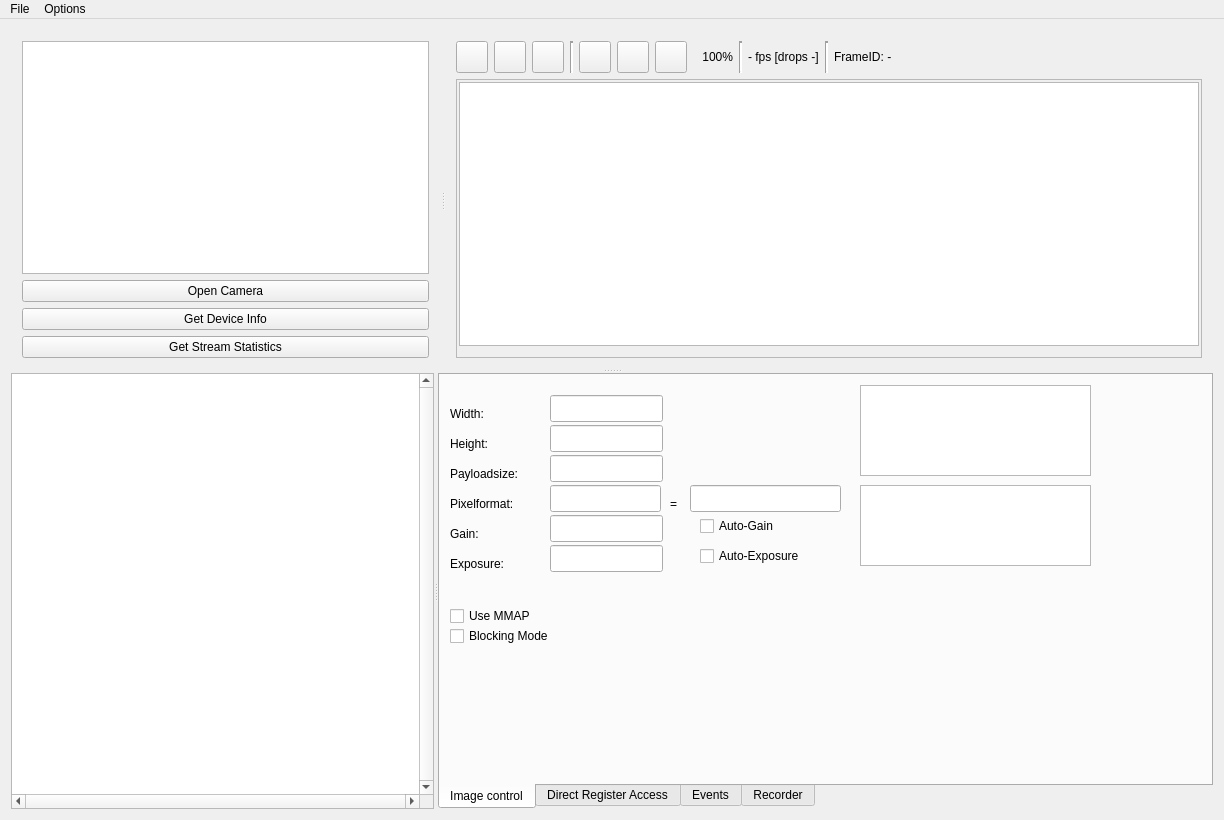
Above: Source/res/v4l2test.ui from alliedvision/V4L2Viewer before the change. Below: the same form after it.
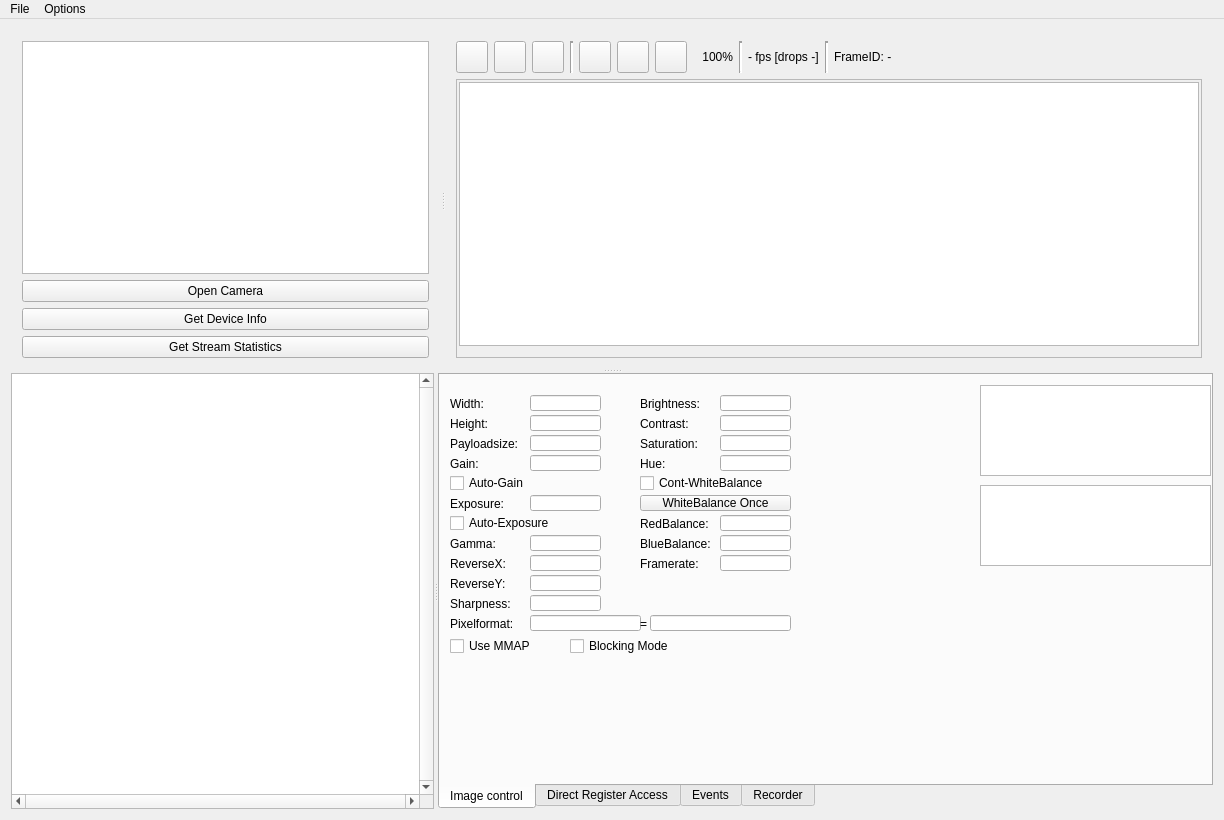
That is the form after the change. Icons and pictures are not drawn.

Diff of the .ui file:
```diff
--- a/Source/res/v4l2test.ui
+++ b/Source/res/v4l2test.ui
@@ -496,20 +496,20 @@
          <widget class="QLineEdit" name="m_edWidth">
           <property name="geometry">
            <rect>
-            <x>110</x>
+            <x>90</x>
             <y>20</y>
-            <width>113</width>
-            <height>27</height>
+            <width>71</width>
+            <height>16</height>
            </rect>
           </property>
          </widget>
          <widget class="QLineEdit" name="m_edHeight">
           <property name="geometry">
            <rect>
-            <x>110</x>
-            <y>50</y>
-            <width>113</width>
-            <height>27</height>
+            <x>90</x>
+            <y>40</y>
+            <width>71</width>
+            <height>16</height>
            </rect>
           </property>
          </widget>
@@ -517,7 +517,7 @@
           <property name="geometry">
            <rect>
             <x>10</x>
-            <y>30</y>
+            <y>20</y>
             <width>66</width>
             <height>17</height>
            </rect>
@@ -530,7 +530,7 @@
           <property name="geometry">
            <rect>
             <x>10</x>
-            <y>60</y>
+            <y>40</y>
             <width>66</width>
             <height>17</height>
            </rect>
@@ -543,8 +543,8 @@
           <property name="geometry">
            <rect>
             <x>10</x>
-            <y>90</y>
-            <width>91</width>
+            <y>60</y>
+            <width>81</width>
             <height>17</height>
            </rect>
           </property>
@@ -558,10 +558,10 @@
           </property>
           <property name="geometry">
            <rect>
-            <x>110</x>
-            <y>80</y>
-            <width>113</width>
-            <height>27</height>
+            <x>90</x>
+            <y>60</y>
+            <width>71</width>
+            <height>16</height>
            </rect>
           </property>
           <property name="readOnly">
@@ -571,10 +571,10 @@
          <widget class="QLineEdit" name="m_edPixelformat">
           <property name="geometry">
            <rect>
-            <x>110</x>
-            <y>110</y>
+            <x>90</x>
+            <y>240</y>
             <width>111</width>
-            <height>27</height>
+            <height>16</height>
            </rect>
           </property>
          </widget>
@@ -582,8 +582,8 @@
           <property name="geometry">
            <rect>
             <x>10</x>
-            <y>120</y>
-            <width>91</width>
+            <y>240</y>
+            <width>81</width>
             <height>17</height>
            </rect>
           </property>
@@ -594,17 +594,17 @@
          <widget class="QLineEdit" name="m_edGain">
           <property name="geometry">
            <rect>
-            <x>110</x>
-            <y>140</y>
-            <width>113</width>
-            <height>27</height>
+            <x>90</x>
+            <y>80</y>
+            <width>71</width>
+            <height>16</height>
            </rect>
           </property>
          </widget>
          <widget class="QListWidget" name="m_liFramesizes">
           <property name="geometry">
            <rect>
-            <x>420</x>
+            <x>540</x>
             <y>10</y>
             <width>231</width>
             <height>91</height>
@@ -614,7 +614,7 @@
          <widget class="QListWidget" name="m_liPixelformats">
           <property name="geometry">
            <rect>
-            <x>420</x>
+            <x>540</x>
             <y>110</y>
             <width>231</width>
             <height>81</height>
@@ -625,7 +625,7 @@
           <property name="geometry">
            <rect>
             <x>10</x>
-            <y>150</y>
+            <y>80</y>
             <width>91</width>
             <height>17</height>
            </rect>
@@ -637,10 +637,10 @@
          <widget class="QCheckBox" name="m_chkAutoGain">
           <property name="geometry">
            <rect>
-            <x>260</x>
-            <y>140</y>
+            <x>10</x>
+            <y>100</y>
             <width>97</width>
-            <height>22</height>
+            <height>16</height>
            </rect>
           </property>
           <property name="text">
@@ -650,10 +650,10 @@
          <widget class="QCheckBox" name="m_chkAutoExposure">
           <property name="geometry">
            <rect>
-            <x>260</x>
-            <y>170</y>
-            <width>131</width>
-            <height>22</height>
+            <x>10</x>
+            <y>140</y>
+            <width>121</width>
+            <height>16</height>
            </rect>
           </property>
           <property name="text">
@@ -663,10 +663,10 @@
          <widget class="QLineEdit" name="m_edExposure">
           <property name="geometry">
            <rect>
-            <x>110</x>
-            <y>170</y>
-            <width>113</width>
-            <height>27</height>
+            <x>90</x>
+            <y>120</y>
+            <width>71</width>
+            <height>16</height>
            </rect>
           </property>
          </widget>
@@ -674,8 +674,8 @@
           <property name="geometry">
            <rect>
             <x>10</x>
-            <y>180</y>
-            <width>91</width>
+            <y>120</y>
+            <width>71</width>
             <height>17</height>
            </rect>
           </property>
@@ -686,10 +686,10 @@
          <widget class="QLineEdit" name="m_edPixelformatText">
           <property name="geometry">
            <rect>
-            <x>250</x>
-            <y>110</y>
-            <width>151</width>
-            <height>27</height>
+            <x>210</x>
+            <y>240</y>
+            <width>141</width>
+            <height>16</height>
            </rect>
           </property>
           <property name="readOnly">
@@ -699,8 +699,8 @@
          <widget class="QLabel" name="label_9">
           <property name="geometry">
            <rect>
-            <x>230</x>
-            <y>120</y>
+            <x>200</x>
+            <y>240</y>
             <width>16</width>
             <height>17</height>
            </rect>
@@ -715,8 +715,8 @@
           </property>
           <property name="geometry">
            <rect>
-            <x>10</x>
-            <y>250</y>
+            <x>130</x>
+            <y>260</y>
             <width>131</width>
             <height>22</height>
            </rect>
@@ -732,7 +732,7 @@
           <property name="geometry">
            <rect>
             <x>10</x>
-            <y>230</y>
+            <y>260</y>
             <width>93</width>
             <height>22</height>
            </rect>
@@ -741,6 +741,285 @@
            <string>Use MMAP</string>
           </property>
          </widget>
+         <widget class="QLineEdit" name="m_edBrightness">
+          <property name="geometry">
+           <rect>
+            <x>280</x>
+            <y>20</y>
+            <width>71</width>
+            <height>16</height>
+           </rect>
+          </property>
+         </widget>
+         <widget class="QLabel" name="label_10">
+          <property name="geometry">
+           <rect>
+            <x>200</x>
+            <y>20</y>
+            <width>81</width>
+            <height>17</height>
+           </rect>
+          </property>
+          <property name="text">
+           <string>Brightness:</string>
+          </property>
+         </widget>
+         <widget class="QLabel" name="label_11">
+          <property name="geometry">
+           <rect>
+            <x>200</x>
+            <y>40</y>
+            <width>81</width>
+            <height>17</height>
+           </rect>
+          </property>
+          <property name="text">
+           <string>Contrast:</string>
+          </property>
+         </widget>
+         <widget class="QLineEdit" name="m_edContrast">
+          <property name="geometry">
+           <rect>
+            <x>280</x>
+            <y>40</y>
+            <width>71</width>
+            <height>16</height>
+           </rect>
+          </property>
+         </widget>
+         <widget class="QLabel" name="label_12">
+          <property name="geometry">
+           <rect>
+            <x>200</x>
+            <y>60</y>
+            <width>81</width>
+            <height>17</height>
+           </rect>
+          </property>
+          <property name="text">
+           <string>Saturation:</string>
+          </property>
+         </widget>
+         <widget class="QLineEdit" name="m_edSaturation">
+          <property name="geometry">
+           <rect>
+            <x>280</x>
+            <y>60</y>
+            <width>71</width>
+            <height>16</height>
+           </rect>
+          </property>
+         </widget>
+         <widget class="QLineEdit" name="m_edHue">
+          <property name="geometry">
+           <rect>
+            <x>280</x>
+            <y>80</y>
+            <width>71</width>
+            <height>16</height>
+           </rect>
+          </property>
+         </widget>
+         <widget class="QLabel" name="label_13">
+          <property name="geometry">
+           <rect>
+            <x>200</x>
+            <y>80</y>
+            <width>81</width>
+            <height>17</height>
+           </rect>
+          </property>
+          <property name="text">
+           <string>Hue:</string>
+          </property>
+         </widget>
+         <widget class="QCheckBox" name="m_chkContWhiteBalance">
+          <property name="geometry">
+           <rect>
+            <x>200</x>
+            <y>100</y>
+            <width>151</width>
+            <height>16</height>
+           </rect>
+          </property>
+          <property name="text">
+           <string>Cont-WhiteBalance</string>
+          </property>
+         </widget>
+         <widget class="QLabel" name="label_15">
+          <property name="geometry">
+           <rect>
+            <x>200</x>
+            <y>140</y>
+            <width>81</width>
+            <height>17</height>
+           </rect>
+          </property>
+          <property name="text">
+           <string>RedBalance:</string>
+          </property>
+         </widget>
+         <widget class="QLineEdit" name="m_edRedBalance">
+          <property name="geometry">
+           <rect>
+            <x>280</x>
+            <y>140</y>
+            <width>71</width>
+            <height>16</height>
+           </rect>
+          </property>
+         </widget>
+         <widget class="QLineEdit" name="m_edBlueBalance">
+          <property name="geometry">
+           <rect>
+            <x>280</x>
+            <y>160</y>
+            <width>71</width>
+            <height>16</height>
+           </rect>
+          </property>
+         </widget>
+         <widget class="QLabel" name="label_16">
+          <property name="geometry">
+           <rect>
+            <x>200</x>
+            <y>160</y>
+            <width>81</width>
+            <height>17</height>
+           </rect>
+          </property>
+          <property name="text">
+           <string>BlueBalance:</string>
+          </property>
+         </widget>
+         <widget class="QLabel" name="label_14">
+          <property name="geometry">
+           <rect>
+            <x>10</x>
+            <y>160</y>
+            <width>71</width>
+            <height>17</height>
+           </rect>
+          </property>
+          <property name="text">
+           <string>Gamma:</string>
+          </property>
+         </widget>
+         <widget class="QLineEdit" name="m_edGamma">
+          <property name="geometry">
+           <rect>
+            <x>90</x>
+            <y>160</y>
+            <width>71</width>
+            <height>16</height>
+           </rect>
+          </property>
+         </widget>
+         <widget class="QLineEdit" name="m_edReverseX">
+          <property name="geometry">
+           <rect>
+            <x>90</x>
+            <y>180</y>
+            <width>71</width>
+            <height>16</height>
+           </rect>
+          </property>
+         </widget>
+         <widget class="QLabel" name="label_17">
+          <property name="geometry">
+           <rect>
+            <x>10</x>
+            <y>180</y>
+            <width>71</width>
+            <height>17</height>
+           </rect>
+          </property>
+          <property name="text">
+           <string>ReverseX:</string>
+          </property>
+         </widget>
+         <widget class="QLabel" name="label_18">
+          <property name="geometry">
+           <rect>
+            <x>10</x>
+            <y>200</y>
+            <width>71</width>
+            <height>17</height>
+           </rect>
+          </property>
+          <property name="text">
+           <string>ReverseY:</string>
+          </property>
+         </widget>
+         <widget class="QLineEdit" name="m_edReverseY">
+          <property name="geometry">
+           <rect>
+            <x>90</x>
+            <y>200</y>
+            <width>71</width>
+            <height>16</height>
+           </rect>
+          </property>
+         </widget>
+         <widget class="QLabel" name="label_19">
+          <property name="geometry">
+           <rect>
+            <x>10</x>
+            <y>220</y>
+            <width>71</width>
+            <height>17</height>
+           </rect>
+          </property>
+          <property name="text">
+           <string>Sharpness:</string>
+          </property>
+         </widget>
+         <widget class="QLineEdit" name="m_edSharpness">
+          <property name="geometry">
+           <rect>
+            <x>90</x>
+            <y>220</y>
+            <width>71</width>
+            <height>16</height>
+           </rect>
+          </property>
+         </widget>
+         <widget class="QLabel" name="label_20">
+          <property name="geometry">
+           <rect>
+            <x>200</x>
+            <y>180</y>
+            <width>81</width>
+            <height>17</height>
+           </rect>
+          </property>
+          <property name="text">
+           <string>Framerate:</string>
+          </property>
+         </widget>
+         <widget class="QLineEdit" name="m_edFramerate">
+          <property name="geometry">
+           <rect>
+            <x>280</x>
+            <y>180</y>
+            <width>71</width>
+            <height>16</height>
+           </rect>
+          </property>
+         </widget>
+         <widget class="QPushButton" name="m_butWhiteBalanceOnce">
+          <property name="geometry">
+           <rect>
+            <x>200</x>
+            <y>120</y>
+            <width>151</width>
+            <height>16</height>
+           </rect>
+          </property>
+          <property name="text">
+           <string>WhiteBalance Once</string>
+          </property>
+         </widget>
         </widget>
         <widget class="QWidget" name="m_DirectRegisterAccessTab">
          <attribute name="title">
```
